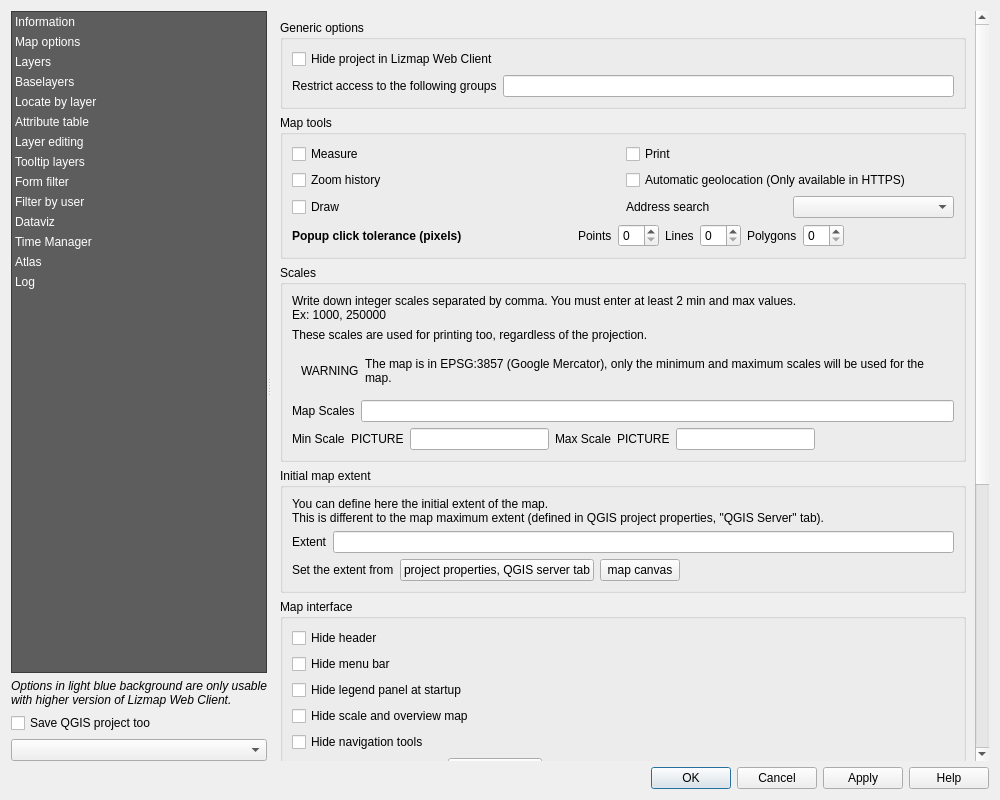
This is lizmap/resources/ui/ui_lizmap.ui in 3liz/lizmap-plugin as Qt 5 draws it before an edit. The edited form follows.
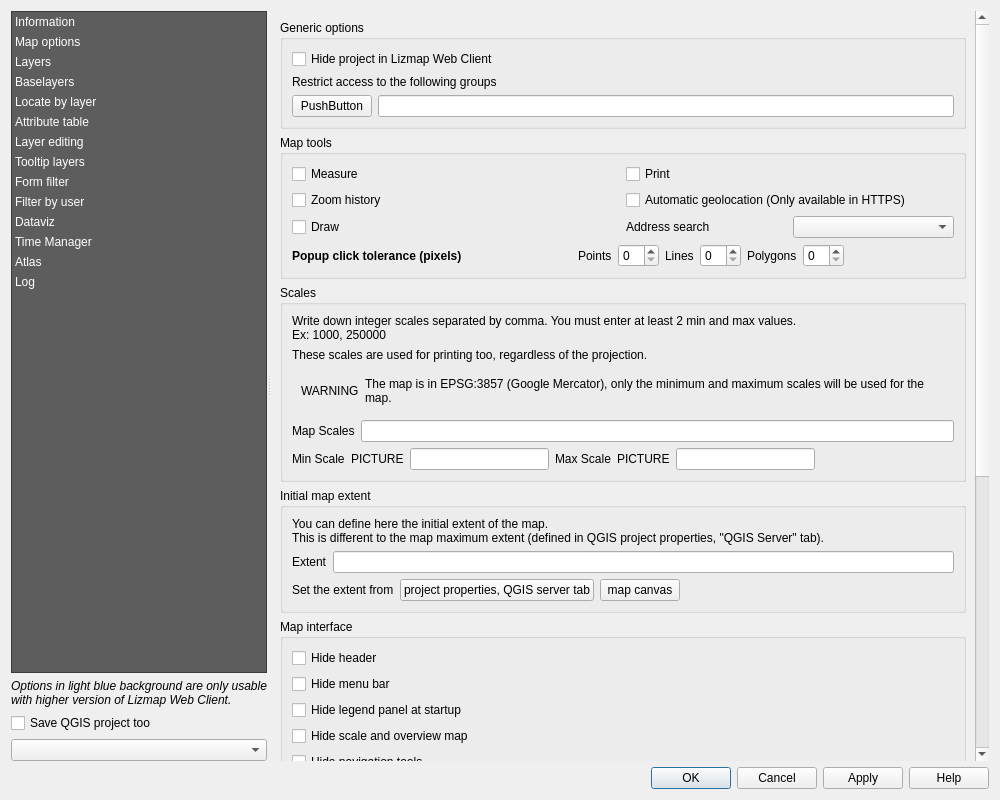
This is the edited form. Custom widgets are drawn as their Qt base class.

What changed in the file:
```diff
--- a/lizmap/resources/ui/ui_lizmap.ui
+++ b/lizmap/resources/ui/ui_lizmap.ui
@@ -661,7 +661,7 @@
                 <x>0</x>
                 <y>0</y>
                 <width>723</width>
-                <height>1306</height>
+                <height>1329</height>
                </rect>
               </property>
               <layout class="QVBoxLayout" name="verticalLayout_26">
@@ -678,12 +678,19 @@
                     </property>
                    </widget>
                   </item>
+                  <item>
+                   <widget class="QLabel" name="label_54">
+                    <property name="text">
+                     <string>Restrict access to the following groups</string>
+                    </property>
+                   </widget>
+                  </item>
                   <item>
                    <layout class="QHBoxLayout" name="horizontalLayout_15">
                     <item>
-                     <widget class="QLabel" name="label_54">
+                     <widget class="QPushButton" name="help_group">
                       <property name="text">
-                       <string>Restrict access to the following groups</string>
+                       <string>PushButton</string>
                       </property>
                      </widget>
                     </item>
```
